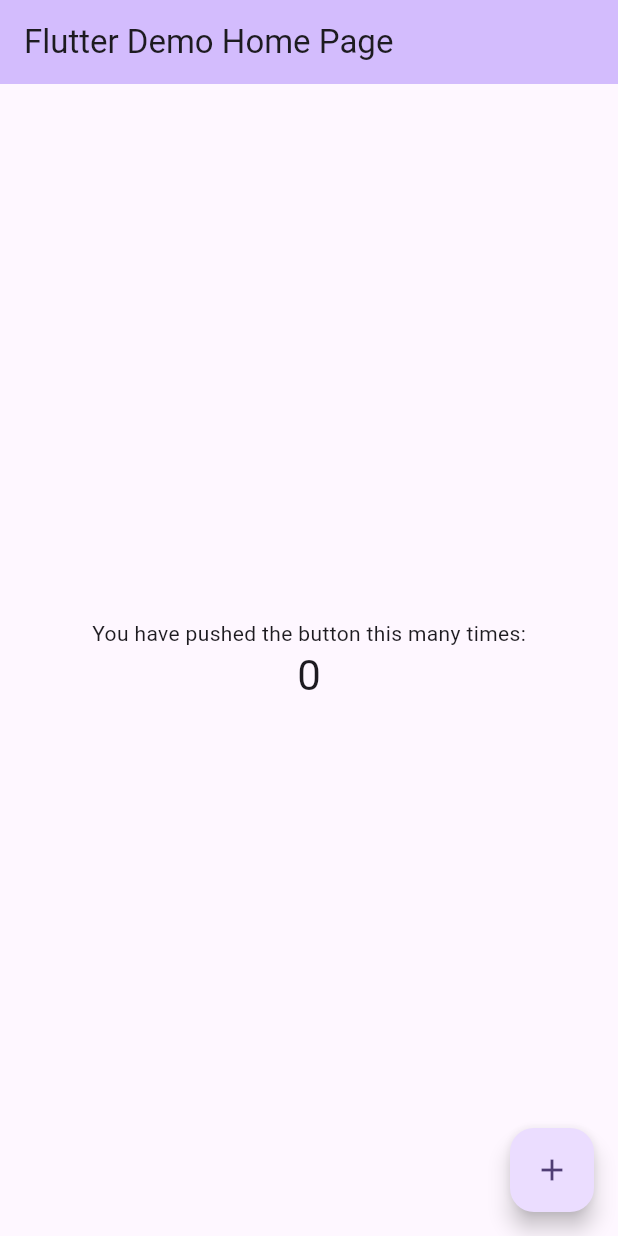
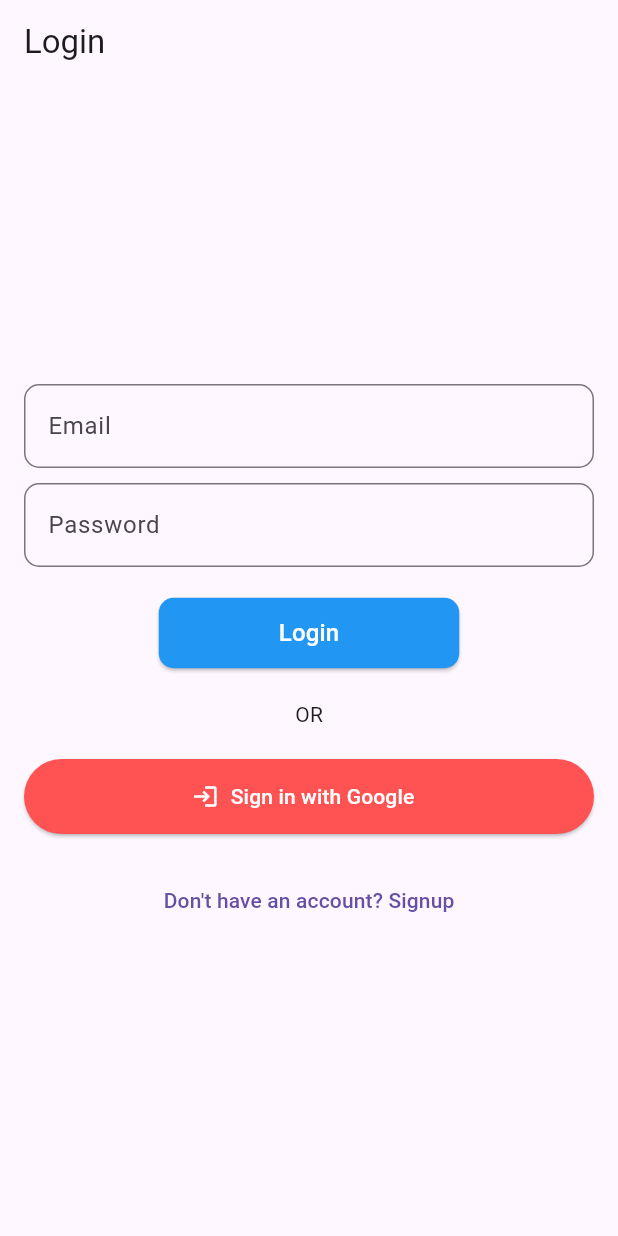
Before and after one commit to Qamar80/chatboot, a Flutter app: the screen it shows after launch, on a phone screen of 412 x 824 dp. Run offline on Flutter 3.47's test engine with Material 3 defaults, Android fonts, the phone set to English and light mode, and no system bars; our stand-ins replace firebase_auth, firebase_core, get, google_sign_in; accounts and stored records are empty.

Commit message:
add login and signup with firebase

```diff
--- /dev/null
+++ b/lib/controllers/auth_controller.dart
@@ -0,0 +1,98 @@
+import 'package:get/get.dart';
+import 'package:firebase_auth/firebase_auth.dart';
+import 'package:google_sign_in/google_sign_in.dart';
+
+
+class AuthController extends GetxController {
+  final FirebaseAuth _auth = FirebaseAuth.instance;
+  final GoogleSignIn _googleSignIn = GoogleSignIn();
+
+  // Reactive Firebase User
+  var firebaseUser = Rxn<User>();
+
+  @override
+  void onInit() {
+    firebaseUser.bindStream(_auth.authStateChanges());
+    ever(firebaseUser, _setInitialScreen);
+    super.onInit();
+  }
+
+  // 🔹 Navigate to Home or Login automatically
+  _setInitialScreen(User? user) {
+    if (user == null) {
+      Get.offAllNamed('/login');
+    } else {
+      Get.offAllNamed('/home');
+    }
+  }
+
+  // 🔹 Signup with Email/Password
+  Future<void> signup(String email, String password) async {
+    try {
+      await _auth.createUserWithEmailAndPassword(
+        email: email,
+        password: password,
+      );
+      Get.snackbar('Success', 'Signup successful');
+      Get.offAllNamed('/home');
+    } catch (e) {
+      Get.snackbar('Error', e.toString());
+    }
+  }
+
+  // 🔹 Login with Email/Password
+  Future<void> login(String email, String password) async {
+    try {
+      await _auth.signInWithEmailAndPassword(
+        email: email,
+        password: password,
+      );
+      Get.snackbar('Success', 'Login successful');
+      Get.offAllNamed('/home');
+    } catch (e) {
+      Get.snackbar('Error', e.toString());
+    }
+  }
+
+// Google Sign-In
+  Future<void> signInWithGoogle() async {
+    try {
+      print(" Starting Google Sign-In...");
+      final GoogleSignInAccount? googleUser = await _googleSignIn.signIn();
+      if (googleUser == null) {
+        print(" Google Sign-In canceled by user");
+        return;
+      }
+
+      print(" Google user selected: ${googleUser.email}");
+
+      final GoogleSignInAuthentication googleAuth = await googleUser.authentication;
+
+      print(" Got Google Auth Tokens");
+
+      final AuthCredential credential = GoogleAuthProvider.credential(
+        accessToken: googleAuth.accessToken,
+        idToken: googleAuth.idToken,
+      );
+
+      print("🧩 Signing in to Firebase with Google credential...");
+      await _auth.signInWithCredential(credential);
+
+      print("🎉 Google Sign-In successful!");
+      Get.snackbar('Success', 'Signed in with Google');
+      Get.offAllNamed('/home');
+    } catch (e, stack) {
+      print("❌ Google Sign-In Error: $e");
+      print("🧾 Stack Trace: $stack");
+      Get.snackbar('Google Sign-In Error', e.toString());
+    }
+  }
+
+
+  // 🔹 Logout
+  Future<void> logout() async {
+    await _auth.signOut();
+    await _googleSignIn.signOut();
+    Get.offAllNamed('/login');
+  }
+}
--- a/lib/main.dart
+++ b/lib/main.dart
@@ -1,74 +1,34 @@
+import 'package:chatboot/views/home_screen.dart';
+import 'package:chatboot/views/login_screen.dart';
+import 'package:chatboot/views/signup_screen.dart';
+import 'package:flutter/material.dart';
+import 'package:get/get.dart';
 import 'package:firebase_core/firebase_core.dart';
-import 'package:flutter/material.dart';
+import 'controllers/auth_controller.dart';
 
-void main()async {
+import 'firebase_options.dart';
+
+void main() async {
+  WidgetsFlutterBinding.ensureInitialized();
+  await Firebase.initializeApp(options: DefaultFirebaseOptions.currentPlatform);
+  Get.put(AuthController()); // 🔹 Initialize controller
   runApp(const MyApp());
-
 }
 
 class MyApp extends StatelessWidget {
   const MyApp({super.key});
 
-
   @override
   Widget build(BuildContext context) {
-    return MaterialApp(
-      title: 'Flutter Demo',
-      theme: ThemeData(
-
-        colorScheme: ColorScheme.fromSeed(seedColor: Colors.deepPurple),
-      ),
-      home: const MyHomePage(title: 'Flutter Demo Home Page'),
+    return GetMaterialApp(
+      debugShowCheckedModeBanner: false,
+      title: 'ChatBoot',
+      initialRoute: '/login',
+      getPages: [
+        GetPage(name: '/login', page: () => const LoginScreen()),
+        GetPage(name: '/signup', page: () => const SignupScreen()),
+        GetPage(name: '/home', page: () => const HomeScreen()),
+      ],
     );
   }
 }
-
-class MyHomePage extends StatefulWidget {
-  const MyHomePage({super.key, required this.title});
-
-  final String title;
-
-  @override
-  State<MyHomePage> createState() => _MyHomePageState();
-}
-
-class _MyHomePageState extends State<MyHomePage> {
-  int _counter = 0;
-
-  void _incrementCounter() {
-    setState(() {
-
-      _counter++;
-    });
-  }
-
-  @override
-  Widget build(BuildContext context) {
-    return Scaffold(
-      appBar: AppBar(
-        backgroundColor: Theme.of(context).colorScheme.inversePrimary,
-        title: Text(widget.title),
-      ),
-      body: Center(
-        // Center is a layout widget. It takes a single child and positions it
-        // in the middle of the parent.
-        child: Column(
-
-          mainAxisAlignment: MainAxisAlignment.center,
-          children: <Widget>[
-            const Text('You have pushed the button this many times:'),
-            Text(
-              '$_counter',
-              style: Theme.of(context).textTheme.headlineMedium,
-            ),
-          ],
-        ),
-      ),
-      floatingActionButton: FloatingActionButton(
-        onPressed: _incrementCounter,
-        tooltip: 'Increment',
-        child: const Icon(Icons.add),
-      ), // This trailing comma makes auto-formatting nicer for build methods.
-    );
-  }
-}
--- /dev/null
+++ b/lib/routes/app_pages.dart
@@ -0,0 +1,20 @@
+import 'package:get/get.dart';
+
+import '../views/home_screen.dart';
+import '../views/login_screen.dart';
+import '../views/signup_screen.dart';
+
+
+class AppRoutes {
+  static const login = '/login';
+  static const signup = '/signup';
+  static const home = '/home';
+}
+
+class AppPages {
+  static final pages = [
+    GetPage(name: AppRoutes.login, page: () =>  LoginScreen()),
+    GetPage(name: AppRoutes.signup, page: () => const SignupScreen()),
+    GetPage(name: AppRoutes.home, page: () => const HomeScreen()),
+  ];
+}
--- /dev/null
+++ b/lib/views/login_screen.dart
@@ -0,0 +1,79 @@
+import 'package:chatboot/widgets/our_button.dart';
+import 'package:chatboot/widgets/our_textField.dart';
+import 'package:flutter/material.dart';
+import 'package:get/get.dart';
+import '../controllers/auth_controller.dart';
+
+class LoginScreen extends StatelessWidget {
+  const LoginScreen({super.key});
+
+  @override
+  Widget build(BuildContext context) {
+    final controller = Get.find<AuthController>();
+    final emailController = TextEditingController();
+    final passwordController = TextEditingController();
+
+    return Scaffold(
+      appBar: AppBar(title: const Text('Login')),
+      body: SingleChildScrollView(
+        child: ConstrainedBox(
+          constraints: BoxConstraints(
+            minHeight: MediaQuery.of(context).size.height - kToolbarHeight,
+          ),
+          child: IntrinsicHeight(
+            child: Padding(
+              padding: const EdgeInsets.all(16),
+              child: Center(
+                child: Column(
+                  mainAxisAlignment: MainAxisAlignment.center,
+                  crossAxisAlignment: CrossAxisAlignment.center,
+                  children: [
+                    ourTextField(
+                        title: 'Email',
+                        hint: 'Enter Email',
+                        controller: emailController),
+                    const SizedBox(height: 10),
+                    ourTextField(
+                        title: 'Password',
+                        hint: 'Enter Password',
+                        controller: passwordController),
+                    const SizedBox(height: 20),
+                    ourButton(
+                      onPress: () {
+                        controller.login(
+                          emailController.text.trim(),
+                          passwordController.text.trim(),
+                        );
+                      },
+                      color: Colors.blue,
+                      textColor: Colors.white,
+                      title: 'Login',
+                    ),
+                    const SizedBox(height: 20),
+                    const Text('OR'),
+                    const SizedBox(height: 20),
+                    ElevatedButton.icon(
+                      onPressed: () => controller.signInWithGoogle(),
+                      icon: const Icon(Icons.login),
+                      label: const Text('Sign in with Google'),
+                      style: ElevatedButton.styleFrom(
+                        backgroundColor: Colors.redAccent,
+                        foregroundColor: Colors.white,
+                        minimumSize: const Size(double.infinity, 50),
+                      ),
+                    ),
+                    const SizedBox(height: 20),
+                    TextButton(
+                      onPressed: () => Get.toNamed('/signup'),
+                      child: const Text("Don't have an account? Signup"),
+                    ),
+                  ],
+                ),
+              ),
+            ),
+          ),
+        ),
+      ),
+    );
+  }
+}
--- /dev/null
+++ b/lib/widgets/our_button.dart
@@ -0,0 +1,27 @@
+
+import 'package:flutter/material.dart';
+
+
+
+   Widget ourButton({
+  required VoidCallback onPress,
+  required Color color,
+  required Color textColor,
+  required String title,
+
+    }){
+   return ElevatedButton(
+    style: ElevatedButton.styleFrom(
+    backgroundColor: color,
+   padding: const EdgeInsets.symmetric(vertical: 12, horizontal: 80),
+    shape: RoundedRectangleBorder(
+    borderRadius: BorderRadius.circular(10),
+  ),
+  ),
+  onPressed: onPress,
+    child:  Text(
+       title,
+       style: const TextStyle(color: Colors.white, fontSize: 16),
+       ),
+   );
+     }
--- /dev/null
+++ b/lib/widgets/our_textField.dart
@@ -0,0 +1,24 @@
+import 'package:flutter/material.dart';
+
+Widget ourTextField({
+  String? title,
+  String? hint,
+  bool isPass = false,
+  controller,
+  int maxLength = 25, // Limit to few words (default 20 chars)
+}) {
+  return TextField(
+    obscureText: isPass,
+    controller: controller,
+    maxLength: maxLength, //  Limit characters
+    maxLines: 1,          // Single line
+    decoration: InputDecoration(
+      labelText: title,
+      hintText: hint,
+      counterText: "", //  Hide default counter text
+      border: OutlineInputBorder(
+        borderRadius: BorderRadius.circular(10),
+      ),
+    ),
+  );
+}
--- a/pubspec.yaml
+++ b/pubspec.yaml
@@ -37,6 +37,7 @@ dependencies:
   firebase_core: ^3.5.0
   firebase_auth: ^5.3.1
   google_sign_in: ^6.2.1
+  get: ^4.6.6
 
 dev_dependencies:
   flutter_test:
```
Also changed, not shown: lib/bindings/auth_binding.dart (added, +9 -0 lines), lib/data/models/user_model.dart (added, +31 -0 lines), lib/repositories/auth_repository.dart (added, +49 -0 lines), lib/views/home_screen.dart (added, +35 -0 lines), lib/views/signup_screen.dart (added, +82 -0 lines), lib/firebase_options.dart (added), pubspec.lock, 3 other files.
